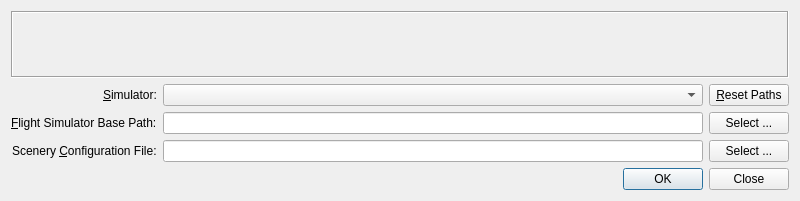
The window that src/db/databasedialog.ui (albar965/littlenavmap) describes before a commit, drawn with Qt 5.
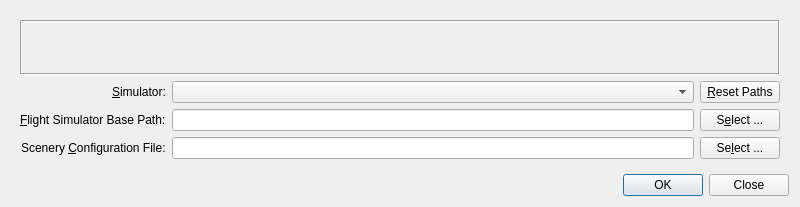
The same window after the commit.

The edit to the form file:
```diff
--- a/src/db/databasedialog.ui
+++ b/src/db/databasedialog.ui
@@ -7,7 +7,7 @@
     <x>0</x>
     <y>0</y>
     <width>800</width>
-    <height>201</height>
+    <height>207</height>
    </rect>
   </property>
   <property name="windowTitle">
@@ -16,6 +16,18 @@
   <layout class="QVBoxLayout" name="verticalLayout_2">
    <item>
     <layout class="QGridLayout" name="gridLayout">
+     <property name="leftMargin">
+      <number>9</number>
+     </property>
+     <property name="topMargin">
+      <number>9</number>
+     </property>
+     <property name="rightMargin">
+      <number>9</number>
+     </property>
+     <property name="bottomMargin">
+      <number>9</number>
+     </property>
      <item row="0" column="0" colspan="5">
       <widget class="QLabel" name="labelDatabaseInformation">
        <property name="frameShape">
@@ -64,14 +76,14 @@
      <item row="3" column="2" colspan="3">
       <widget class="QPushButton" name="pushButtonDatabaseSceneryFile">
        <property name="text">
-        <string>Select ...</string>
+        <string>Se&amp;lect ...</string>
        </property>
       </widget>
      </item>
      <item row="2" column="2" colspan="3">
       <widget class="QPushButton" name="pushButtonDatabaseBasePath">
        <property name="text">
-        <string>Select ...</string>
+        <string>S&amp;elect ...</string>
        </property>
       </widget>
      </item>
```
Left out of the diff: 45 changed lines with no effect on the pictures.
